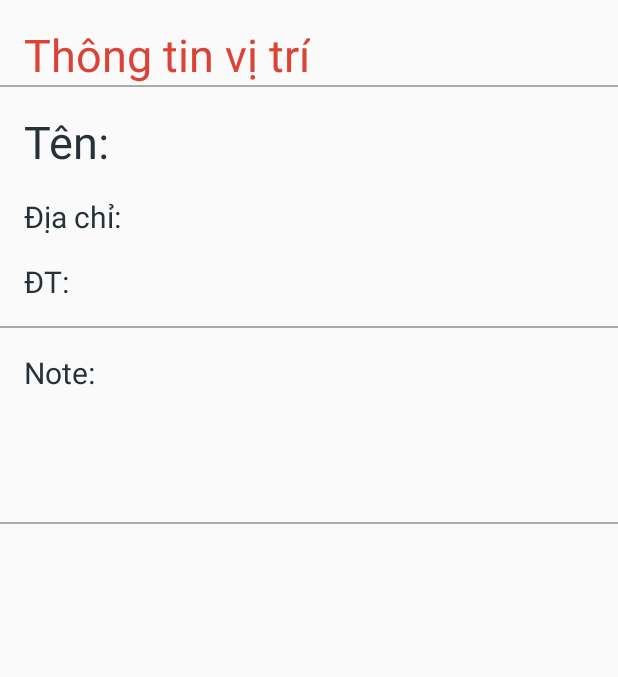
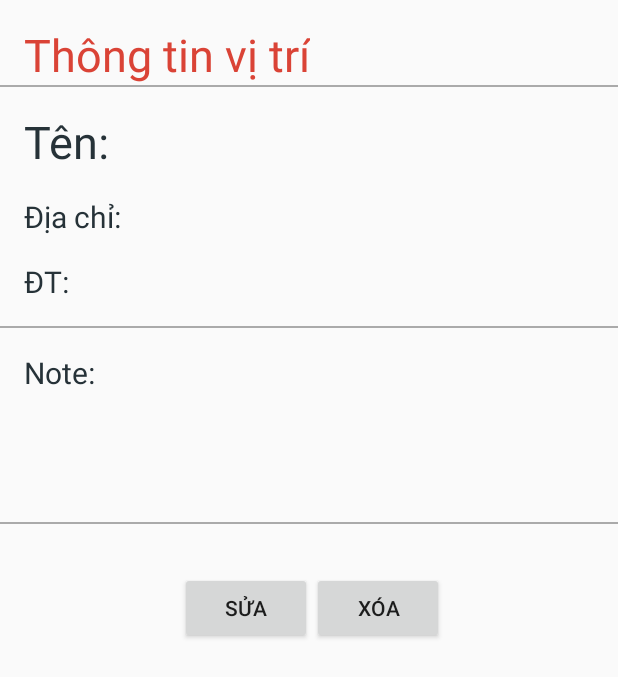
Before and after one commit to trandinhlam/AndroidProjectGroup32, an Android app: the ThongTinViTri screen opened directly, with no data from a screen before it, on a phone screen of 412 x 824 dp. Shown: the top 677 px of the screen. Run offline under Robolectric (Android 15) with nearby library versions, the phone set to English and light mode, and no system bars; 1 statement that could not run was skipped.

Commit message:
Tạo được nút Xóa và Sửa. Nhưng chưa thực hiện thao tác được :)

```diff
--- a/LoactionSaver/app/src/main/java/com/example/thekiet/loactionsaver/ThongTinViTri.java
+++ b/LoactionSaver/app/src/main/java/com/example/thekiet/loactionsaver/ThongTinViTri.java
@@ -1,25 +1,36 @@
 package com.example.thekiet.loactionsaver;
 
 import android.app.Activity;
+import android.app.AlertDialog;
+import android.content.DialogInterface;
 import android.content.Intent;
 import android.os.Bundle;
+import android.view.View;
+import android.widget.Button;
 import android.widget.ImageView;
 import android.widget.TextView;
 import android.widget.Toast;
+
+import data.MyDatabaseHelper;
+import fragment.ItemDanhBa;
 
 /**
  * Created by TDLAM123 on 4/22/2017.
  */
 
 public class ThongTinViTri extends Activity {
-
+    ItemDanhBa item;
     TextView txtTen,txtDiachi,txtDT, txtnote;
     ImageView hinh;
-
+    Button btnSua,btnXoa;
+    Activity currentAct;
     @Override
     protected void onCreate(Bundle savedInstanceState) {
         super.onCreate(savedInstanceState);
         setContentView(R.layout.itemdanhba_chitiet_layout);
+
+
+        currentAct=this;
 
         txtTen=(TextView) findViewById(R.id.TenDiaDiem);
         txtDiachi= (TextView) findViewById(R.id.DiaChi);
@@ -28,16 +39,45 @@ public class ThongTinViTri extends Activity {
 
         hinh= (ImageView) findViewById(R.id.hinhanhchitiet);
 
+        btnXoa=(Button) findViewById(R.id.btnXoa);
+        btnXoa.setOnClickListener(new View.OnClickListener() {
+            @Override
+            public void onClick(View v) {
+                new AlertDialog.Builder(currentAct)
+                        .setMessage("Bạn chắc chắn muốn xóa "+item.getTen() +" ra khỏi danh bạ?")
+                        .setCancelable(false)
+                        .setPositiveButton("Yes", new DialogInterface.OnClickListener() {
+                            public void onClick(DialogInterface dialog, int id) {
+                               //Nếu đồng ý thì xóa
+                                MyDatabaseHelper db = new MyDatabaseHelper(currentAct);
+                                //db.deleteItem(item);
 
+                                //quay lại màn hình fragment_danhba và cập nhật lại listview
+
+
+                            }
+                        })
+                        .setNegativeButton("No", null)
+                        .show();
+            }
+        });
 
         Intent intentExtras=getIntent();
         Bundle mybundle=intentExtras.getExtras();
         if(!mybundle.isEmpty()){
+                item=new ItemDanhBa(mybundle.getInt("Id"),mybundle.getString("Ten"),
+                                    mybundle.getString("DiaChi"),
+                                    mybundle.getString("SDT"),
+                                    mybundle.getString("Note"),
+                                    0);
+
                 txtTen.setText(mybundle.getString("Ten"));
                 txtDiachi.setText("Địa chỉ: "+mybundle.getString("DiaChi"));
                 txtDT.setText("ĐT: "+mybundle.getString("SDT"));
                 txtnote.setText("Note: \n\t"+mybundle.getString("Note"));
-                hinh.setImageResource(mybundle.getInt("HinhAnh"));
+                //hinh.setImageResource(mybundle.getInt("HinhAnh"));
+                hinh.setImageResource(R.drawable.icon_menu);// hình ảnh tượng trưng
+
         }
         else {
             Toast.makeText(getApplicationContext(), "Lỗi truyền dữ liệu", Toast.LENGTH_SHORT).show();
--- a/LoactionSaver/app/src/main/java/data/MyDatabaseHelper.java
+++ b/LoactionSaver/app/src/main/java/data/MyDatabaseHelper.java
@@ -59,11 +59,11 @@ public class MyDatabaseHelper extends SQLiteOpenHelper {
     public void createDefaultDataIfNeed(){
         int count=this.getItemsCount();
         if(0==count){// nếu dữ liệu rỗng
-            ItemDanhBa item1=new ItemDanhBa(1, "Kiệt","P. 12, Quận 5, Thành phố Hồ Chí Minh"," 0153245874","Note 1", R.drawable.icon_menu);
+            ItemDanhBa item1=new ItemDanhBa(1, "Kiệt","P. 12, Quận 5, Thành phố Hồ Chí Minh"," 0153245874","Note 1",0);
             this.addItem(item1);
-            ItemDanhBa item2=new ItemDanhBa(2, "Lâm","Địa chỉ 2"," 01683522356","Note 2",R.drawable.icon_menu);
+            ItemDanhBa item2=new ItemDanhBa(2, "Lâm","Địa chỉ 2"," 01683522356","Note 2",0);
             this.addItem(item2);
-            ItemDanhBa item3=new ItemDanhBa(3, "Long","Địa chỉ 3"," 0153245874","Note 3",R.drawable.icon_menu);
+            ItemDanhBa item3=new ItemDanhBa(3, "Long","Địa chỉ 3"," 0153245874","Note 3",0);
             this.addItem(item3);
         }
     }
--- a/LoactionSaver/app/src/main/java/fragment/fragment_danhba.java
+++ b/LoactionSaver/app/src/main/java/fragment/fragment_danhba.java
@@ -57,6 +57,7 @@ public class fragment_danhba extends Fragment {
                 // hien thi chi tiet mot item
                 Intent intent=new Intent(getActivity() ,ThongTinViTri.class);
                 Bundle mybundle=new Bundle();
+                mybundle.putInt("Id",duocchon.getId());
                 mybundle.putString("Ten",duocchon.getTen());
                 mybundle.putString("DiaChi",duocchon.getDiaChi());
                 mybundle.putString("SDT",duocchon.getSDT());
--- a/LoactionSaver/app/src/main/res/layout/itemdanhba_chitiet_layout.xml
+++ b/LoactionSaver/app/src/main/res/layout/itemdanhba_chitiet_layout.xml
@@ -78,6 +78,23 @@
         android:layout_height="wrap_content"
         android:paddingTop="@dimen/fab_margin"
         />
-
-
+    <LinearLayout
+        android:orientation="horizontal"
+        android:layout_width="wrap_content"
+        android:layout_height="wrap_content"
+        android:layout_marginTop="@dimen/fab_margin">
+        <Button
+            android:id="@+id/btnSua"
+            android:layout_width="wrap_content"
+            android:layout_height="wrap_content"
+            android:text="Sửa"
+            android:layout_gravity="center_horizontal"
+            android:layout_marginStart="120dp"
+            />
+        <Button
+            android:id="@+id/btnXoa"
+            android:layout_width="wrap_content"
+            android:layout_height="wrap_content"
+            android:text="Xóa"/>
+    </LinearLayout>
 </LinearLayout>
--- /dev/null
+++ b/LoactionSaver/app/src/main/res/layout/itemdanhba_chitiet_sua_layout.xml
@@ -0,0 +1,6 @@
+<?xml version="1.0" encoding="utf-8"?>
+<LinearLayout xmlns:android="http://schemas.android.com/apk/res/android"
+    android:orientation="vertical" android:layout_width="match_parent"
+    android:layout_height="match_parent">
+
+</LinearLayout>
```
